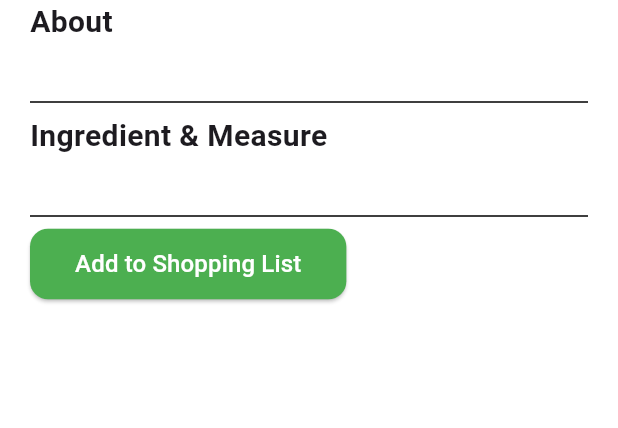
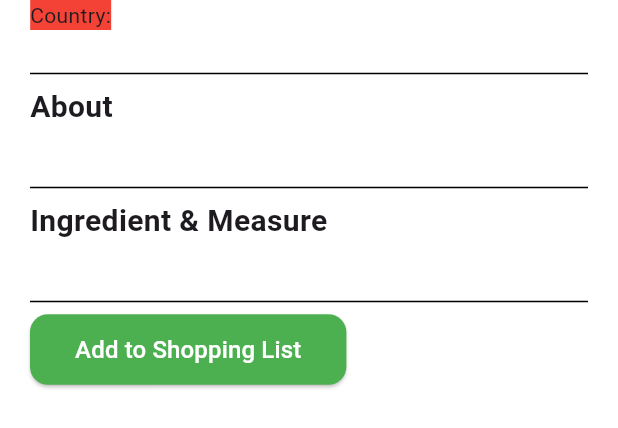
Before and after one commit to Siranosian99/prepPal, a Flutter app: the ContainerDetailed widget shown alone on an empty page, opened directly with empty values, on a phone screen of 412 x 824 dp. Shown: the top 428 px of the screen. Run offline on Flutter 3.47's test engine with Material 3 defaults, Android fonts, the phone set to English and light mode, and no system bars; our stand-ins replace dio, font_awesome_flutter, go_router, google_fonts; network calls fail.

Commit message:
save Changes

```diff
--- a/lib/routes.dart
+++ b/lib/routes.dart
@@ -51,7 +51,6 @@ final GoRouter router = GoRouter(
           builder: (context, state) {
             final extra = state.extra as Map<String, dynamic>?;
             return DetailedItemScreen(
-                index:extra?['index'],
                 mealName: extra?['mealName'],
                 imgLink:extra?['imgLink'],
                 mealId: extra?['mealId']);
--- a/lib/widgets/container_detailed.dart
+++ b/lib/widgets/container_detailed.dart
@@ -3,9 +3,13 @@ import '../consts/texts.dart';
 
 class ContainerDetailed extends StatelessWidget {
   String about;
+  String tags;
+  String country;
    ContainerDetailed({
     super.key,
-    required this.about
+    required this.about,
+     required this.tags,
+     required this.country,
   });
 
 
@@ -24,9 +28,15 @@ class ContainerDetailed extends StatelessWidget {
         ),
         width: double.infinity,
         height:665,
+        child: SingleChildScrollView(
           child: Column(
             crossAxisAlignment: CrossAxisAlignment.start,
             children: [
+              Text("Country:$country",style:TextStyle(
+                backgroundColor:Colors.red
+              ),),
+              Text(tags),
+              Divider(color:Colors.black,),
              Text(textAlign: TextAlign.start,
                AppTexts.about,style:TextStyle(
                  fontSize:20,
@@ -69,6 +79,7 @@ class ContainerDetailed extends StatelessWidget {
                 ),
               ),
             ],
+          ),
         )
       ),
     );
```
Also changed, not shown: lib/screens/detailed_item_screen.dart (+7 -7 lines), lib/service/data/api_service.dart (+7 -0 lines). Lines whose indentation alone changed are shown as unchanged.
